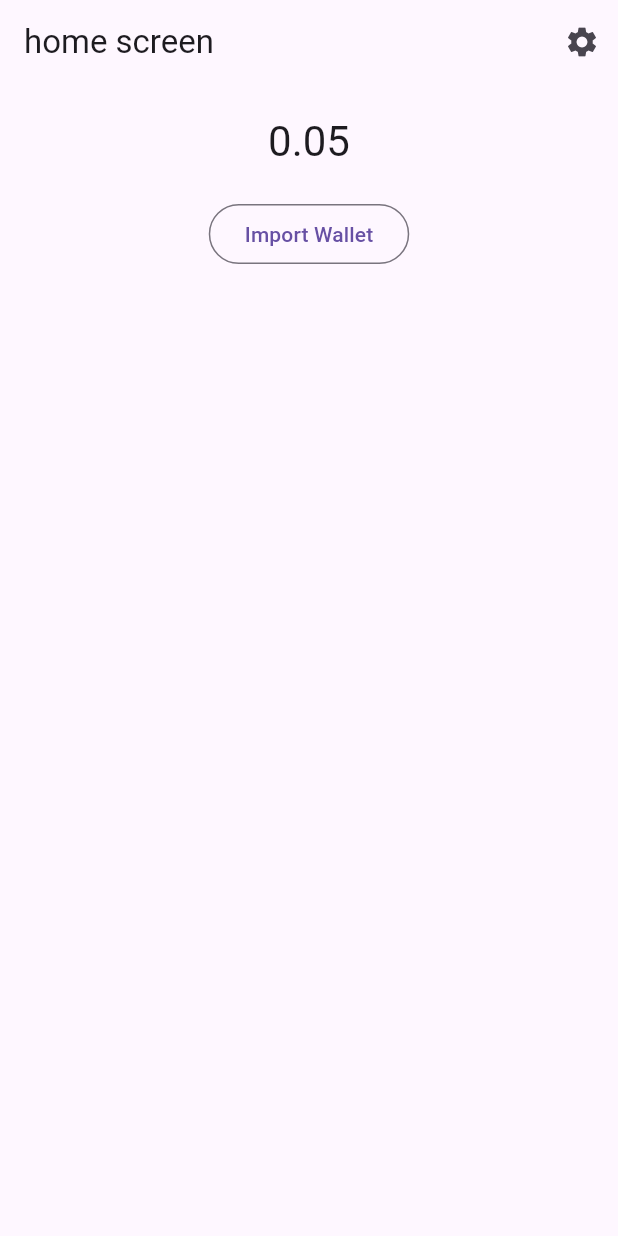
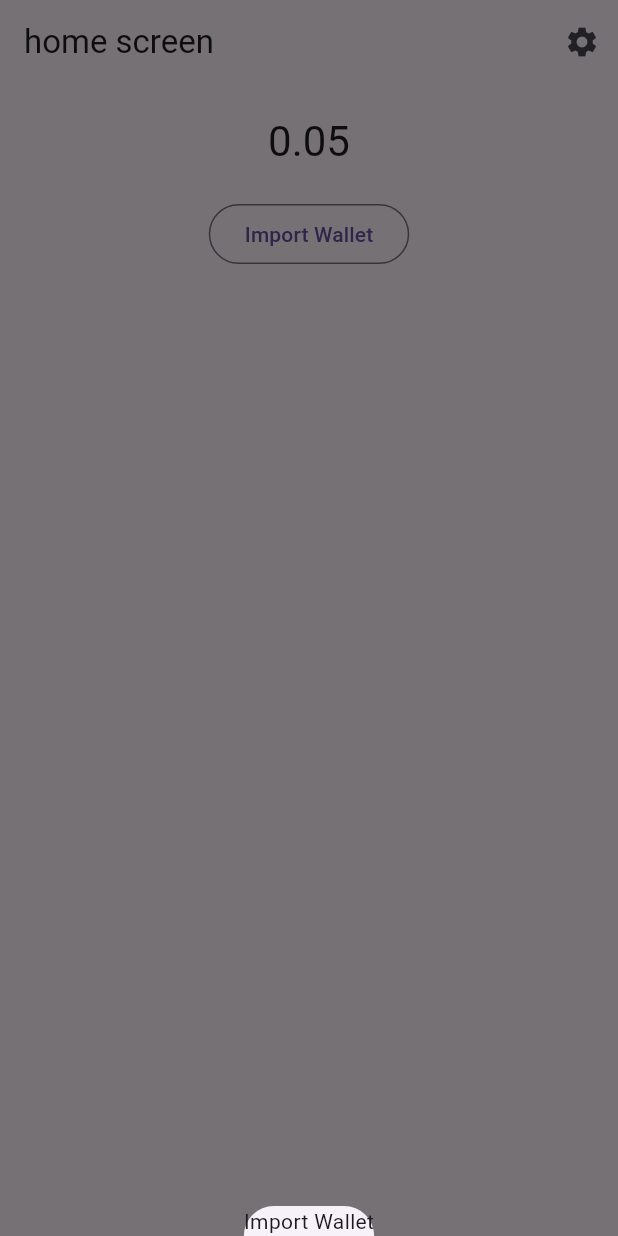
Before and after one commit to kirbir/ntv_flutter_wallet, a Flutter app: the screen it shows after launch, after a tap on "Import Wallet", on a phone screen of 412 x 824 dp. Run offline on Flutter 3.47's test engine with Material 3 defaults, Android fonts, the phone set to English and light mode, and no system bars; missing offline and left inert: bs58, solana; generated files the repository leaves out were written again.

Commit message:
changes: - import wallet - home screen

```diff
--- a/lib/src/home.dart
+++ b/lib/src/home.dart
@@ -4,7 +4,6 @@ import '/src/settings/settings_controller.dart';
 import '/src/settings/settings_view.dart';
 import 'package:solana/solana.dart';
 import 'package:bs58/bs58.dart' as bs58;
-
 
 class Home extends StatelessWidget {
   Home({super.key});
@@ -14,16 +13,21 @@ class Home extends StatelessWidget {
 
   Future<Ed25519HDKeyPair> importPrivateKey(String base58PrivateKey) async {
     final bytes = base58decode(base58PrivateKey);
+    var wallet = await Ed25519HDKeyPair.fromSeedWithHdPath(
+        seed: bytes, hdPath: 'm/44\'/501\'/0\'/0\'');
+    return wallet;
+  }
 
-
-    var wallet = await Ed25519HDKeyPair.fromSeedWithHdPath(seed: bytes, hdPath: 'm/44\'/501\'/0\'/0\'');
-    return wallet;
+    Future<double> getBalance(String publicKey) async {
+    final balance = await client.getBalance(publicKey);
+    return balance.value / lamportsPerSol; // Convert lamports to SOL
   }
 
   @override
   Widget build(BuildContext context) {
     // Example private key (Base58 encoded)
-    String myPrivateKey = '4hMRe69JA89KCjunzwGM8DNgUAoGkhbq6qXBgxzEQWRF3qYtFpEQD3Bj8HjM34XgrqZzZH5Tw56AFzH3H55BTiXW';
+    String myPrivateKey =
+        '4hMRe69JA89KCjunzwGM8DNgUAoGkhbq6qXBgxzEQWRF3qYtFpEQD3Bj8HjM34XgrqZzZH5Tw56AFzH3H55BTiXW';
     importPrivateKey(myPrivateKey).then((wallet) {
       // Use the wallet here
       print('Imported wallet address: ${wallet.address}');
@@ -53,7 +57,14 @@ class Home extends StatelessWidget {
               ),
             ),
           ),
-          OutlinedButton(onPressed: () {} , child: Text('Import Wallet'))
+          OutlinedButton(
+              onPressed: () {
+                showModalBottomSheet(
+                  context: context,
+                  builder: (context) => Text('Import Wallet'),
+                );
+              },
+              child: Text('Import Wallet'))
         ],
       ),
     );
```
Lines whose indentation alone changed are shown as unchanged.
